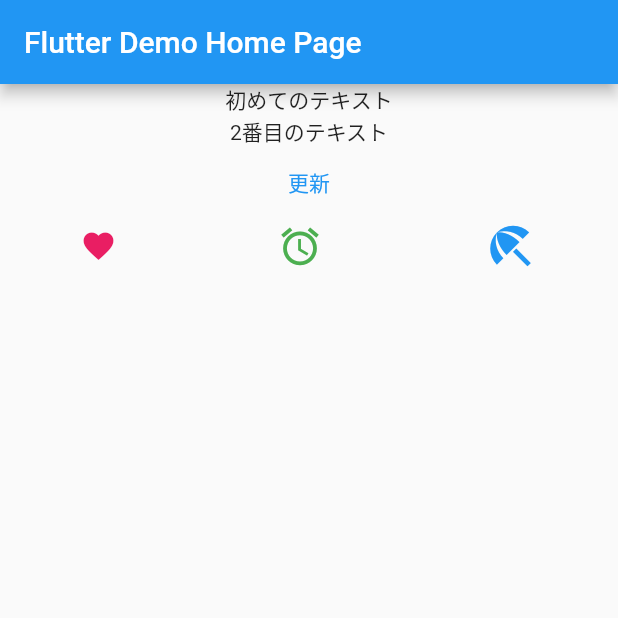
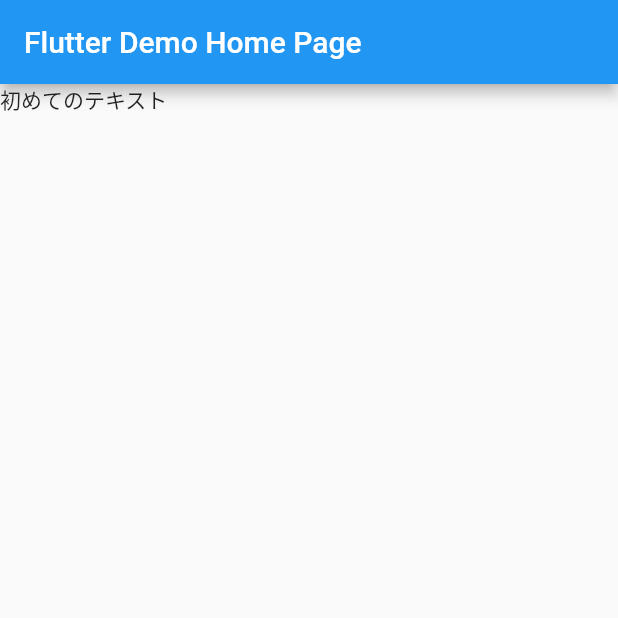
Before and after one commit to kokoriru/flutter_zenn_hello_world, a Flutter app: the screen it shows after launch, on a phone screen of 412 x 824 dp, the top half of it. Run offline on Flutter 3.47's test engine with Material 2 defaults, Android fonts, the phone set to English and light mode, and no system bars.

Commit message:
一旦、 初めてのテキスト のみに戻す

```diff
--- a/lib/main.dart
+++ b/lib/main.dart
@@ -75,34 +75,7 @@ class _MyHomePageState extends State<MyHomePage> {
         // the App.build method, and use it to set our appbar title.
         title: Text(widget.title),
       ),
-      body: Column(children: [
-        Text('初めてのテキスト'),
-        Text('2番目のテキスト'),
-        TextButton(
-          onPressed: () => { print('ボタンが押されたよ') },
-          child: Text('更新'),
-        ),
-        Row(
-          mainAxisAlignment: MainAxisAlignment.spaceAround,
-          children: [
-            Icon(
-              Icons.favorite,
-              color: Colors.pink,
-              size: 24.0,
-            ),
-            Icon(
-              Icons.access_alarm,
-              color: Colors.green,
-              size: 30.0,
-            ),
-            Icon(
-              Icons.beach_access,
-              color: Colors.blue,
-              size: 36.0,
-            ),
-          ],
-        ),
-      ]),
+      body: Text('初めてのテキスト'),
     );
   }
 }
```
